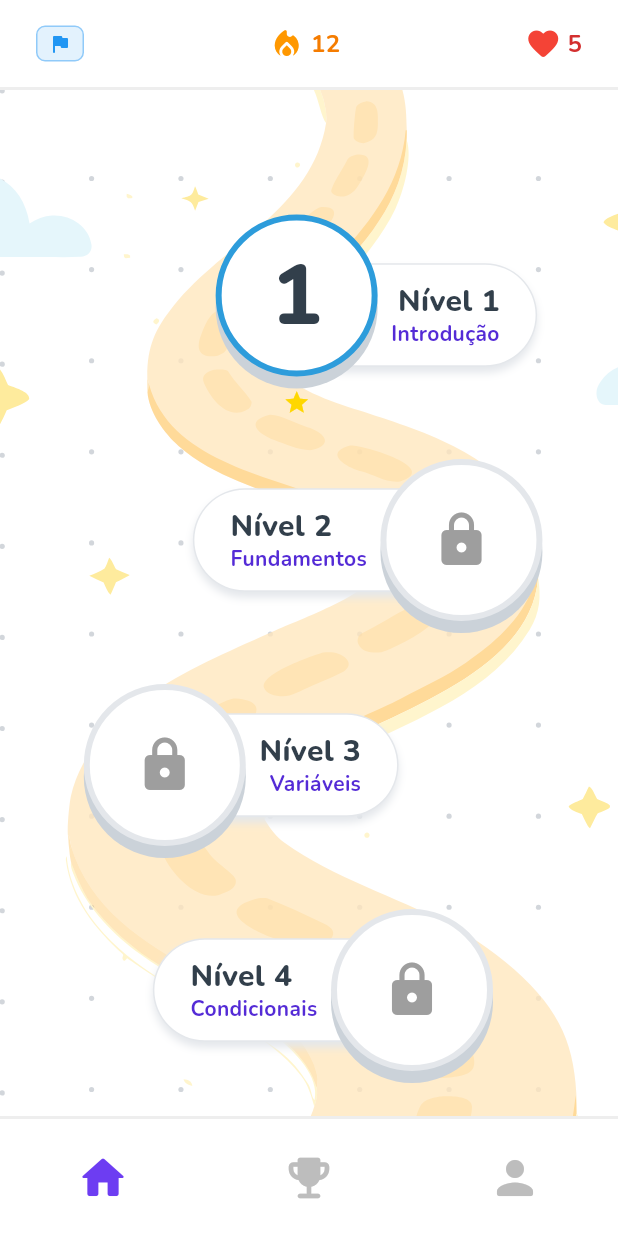
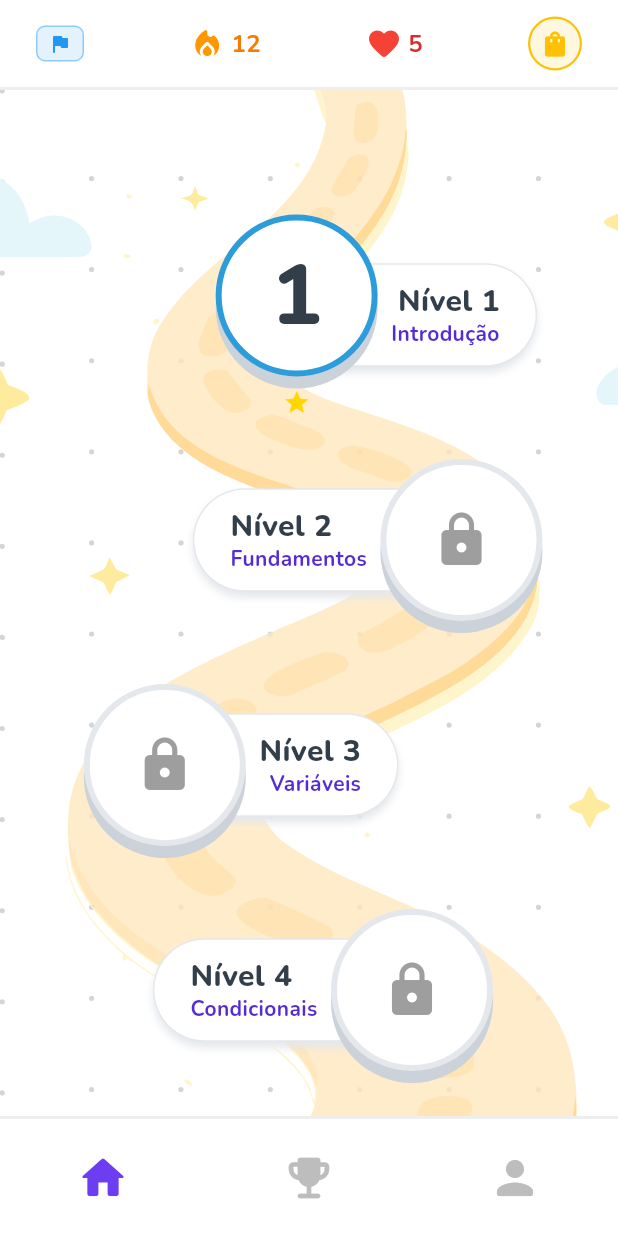
Before and after one commit to BellasDias/educa-easy-app, a Flutter app: the LevelsPage screen opened by its route, on a phone screen of 412 x 824 dp. Run offline on Flutter 3.47's test engine with Material 3 defaults, Android fonts, the phone set to English and light mode, and no system bars; our stand-ins replace cloud_firestore, firebase_auth, firebase_core, flutter_riverpod, flutter_svg, go_router and 4 more; accounts and stored records are empty.

Commit message:
feat: nova loja de compra de personagens. Novo avatar no header do mapa.

```diff
--- a/lib/core/routing/app_router.dart
+++ b/lib/core/routing/app_router.dart
@@ -1,6 +1,7 @@
 import 'package:educaeasy_app/features/levels_map/presentation/pages/levels_page.dart';
 import 'package:educaeasy_app/features/onboarding/presentation/pages/age_input_page.dart';
 import 'package:educaeasy_app/features/onboarding/presentation/pages/create_account_page.dart';
+import 'package:educaeasy_app/features/store/presentation/pages/store_page.dart';
 import 'package:firebase_auth/firebase_auth.dart';
 import 'package:go_router/go_router.dart';
 import 'package:flutter/material.dart';
@@ -112,6 +113,10 @@ class AppRouter {
         path: '/lesson-seven',
         builder: (context, state) => const LessonSevenPage(),
       ),
+      GoRoute(
+        path: '/store',
+        builder: (context, state) => StorePage(),
+      ),
     ],
   );
 }
--- a/lib/features/levels_map/presentation/widgets/levels_header.dart
+++ b/lib/features/levels_map/presentation/widgets/levels_header.dart
@@ -1,16 +1,22 @@
 import 'package:flutter/material.dart';
+import 'package:go_router/go_router.dart';
+import 'package:flutter_svg/flutter_svg.dart'; // 💡 Certifique-se de importar o flutter_svg
+// Importe o seu AvatarService aqui conforme a estrutura do seu projeto
+import 'package:educaeasy_app/features/store/data/avatar_service.dart';
 
 class LevelsHeader extends StatelessWidget {
   const LevelsHeader({super.key});
 
   @override
   Widget build(BuildContext context) {
+    // Instancia o serviço que gerencia o estado global do avatar
+    final AvatarService avatarService = AvatarService();
+
     return Container(
       height: 60,
       padding: const EdgeInsets.symmetric(horizontal: 24),
       decoration: BoxDecoration(
         color: Colors.white,
-        // Borda cinza suave para separar o Header do Mapa (Clean UI)
         border: Border(
           bottom: BorderSide(color: Colors.grey.shade200, width: 2),
         ),
@@ -34,13 +40,13 @@ class LevelsHeader extends StatelessWidget {
             ],
           ),
 
-          // 2. Centro: Ofensiva (Dias seguidos jogando)
+          // 2. Centro: Ofensiva
           Row(
             children: [
               const Icon(Icons.local_fire_department_rounded, color: Colors.orange),
               const SizedBox(width: 4),
               Text(
-                '12', // Exemplo estático
+                '12',
                 style: TextStyle(
                   color: Colors.orange.shade700,
                   fontWeight: FontWeight.bold,
@@ -56,7 +62,7 @@ class LevelsHeader extends StatelessWidget {
               const Icon(Icons.favorite_rounded, color: Colors.red),
               const SizedBox(width: 4),
               Text(
-                '5', // Exemplo estático
+                '5',
                 style: TextStyle(
                   color: Colors.red.shade700,
                   fontWeight: FontWeight.bold,
@@ -65,6 +71,46 @@ class LevelsHeader extends StatelessWidget {
               ),
             ],
           ),
+
+          // ========================================================
+          // 4. BLOCO DO AVATAR REATIVO (Acesso à Loja)
+          // ========================================================
+          GestureDetector(
+            onTap: () {
+              context.push('/store');
+            },
+            child: ValueListenableBuilder<String?>(
+              valueListenable: avatarService.selectedAvatarNotifier,
+              builder: (context, selectedSvg, child) {
+                return Container(
+                  width: 36,
+                  height: 36,
+                  decoration: BoxDecoration(
+                    color: Colors.amber.shade50,
+                    shape: BoxShape.circle,
+                    border: Border.all(color: Colors.amber, width: 1.5),
+                  ),
+                  child: ClipRRect(
+                    borderRadius: BorderRadius.circular(18),
+                    child: selectedSvg != null
+                        ? Padding(
+                            padding: const EdgeInsets.all(4.0),
+                            child: SvgPicture.string(
+                              selectedSvg,
+                              fit: BoxFit.contain,
+                            ),
+                          )
+                        : const Icon(
+                            Icons.shopping_bag_rounded, // Fallback caso nenhum esteja selecionado
+                            color: Colors.amber,
+                            size: 20,
+                          ),
+                  ),
+                );
+              },
+            ),
+          ),
+          // ========================================================
         ],
       ),
     );
--- /dev/null
+++ b/lib/features/store/data/avatar_service.dart
@@ -0,0 +1,27 @@
+import 'package:flutter/material.dart';
+// 1. CORREÇÃO DO IMPORT: O caminho correto é este abaixo
+import 'package:shared_preferences/shared_preferences.dart';
+
+class AvatarService {
+  static final AvatarService _instance = AvatarService._internal();
+  factory AvatarService() => _instance;
+  AvatarService._internal();
+
+  static const String _storageKey = 'selected_avatar_svg';
+
+  final ValueNotifier<String?> selectedAvatarNotifier = ValueNotifier<String?>(null);
+
+  // Inicializa o serviço carregando o avatar salvo anteriormente
+  Future<void> init() async {
+    // 2. CORREÇÃO DA INSTÂNCIA: Chamamos o getInstance() aqui dentro de forma assíncrona
+    final prefs = await SharedPreferences.getInstance();
+    selectedAvatarNotifier.value = prefs.getString(_storageKey);
+  }
+
+  // Define o novo avatar e persiste o dado
+  Future<void> selectAvatar(String svgData) async {
+    selectedAvatarNotifier.value = svgData;
+    final prefs = await SharedPreferences.getInstance();
+    await prefs.setString(_storageKey, svgData);
+  }
+}
--- a/lib/main.dart
+++ b/lib/main.dart
@@ -4,12 +4,14 @@ import 'firebase_options.dart';
 import 'package:educaeasy_app/design_system/theme/app_theme.dart';
 import 'package:educaeasy_app/core/routing/app_router.dart';
 import 'package:flutter_riverpod/flutter_riverpod.dart';
+import 'package:educaeasy_app/features/store/data/avatar_service.dart';
 
 void main() async {
   // Inicializar serviços como o Firebase antes do app rodar
   WidgetsFlutterBinding.ensureInitialized();
 
   await Firebase.initializeApp(options: DefaultFirebaseOptions.currentPlatform);
+  await AvatarService().init();
 
   // Aqui está a nossa "caixa mestre" do Riverpod envolvendo o app
   runApp(const ProviderScope(child: MyApp()));
```
Also changed, not shown: lib/features/profile/presentation/pages/profile_page.dart (+24 -2 lines), lib/features/store/presentation/pages/store_page.dart (added, +195 -0 lines), 19 other files.
